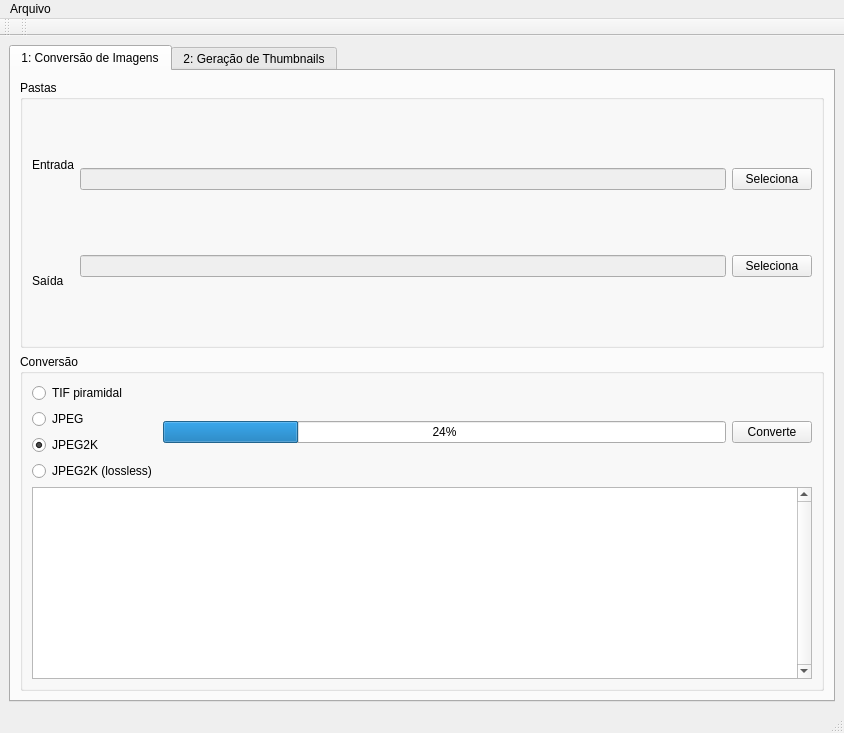
Qt form knoma-converter.ui (KNOMA-LAB/knoma-converter) before a commit.
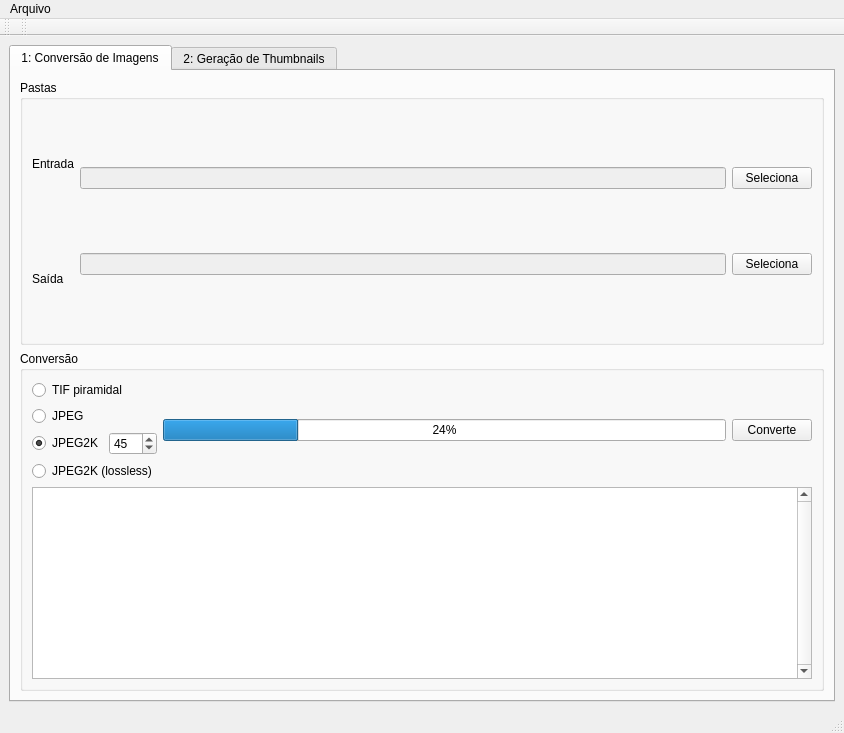
The same form after that commit.

Commit message: Added quality spinbox to jpeg 2k format radio button

```diff
--- a/knoma-converter.ui
+++ b/knoma-converter.ui
@@ -185,6 +185,8 @@
                   </widget>
                  </item>
                  <item>
+                  <layout class="QHBoxLayout" name="horizontalLayout_4">
+                   <item>
                   <widget class="QRadioButton" name="radioButton">
                    <property name="toolTip">
                     <string>JPEG 2000 com fator de qualidade 45% (ideal para scans de texto)</string>
@@ -199,6 +201,21 @@
                     <string notr="true">buttonGroup</string>
                    </attribute>
                   </widget>
+                   </item>
+                   <item>
+                    <widget class="QSpinBox" name="spinBox">
+                     <property name="toolTip">
+                      <string>&lt;html&gt;&lt;head/&gt;&lt;body&gt;&lt;p&gt;Qualidade da compressão (1-99): &lt;/p&gt;&lt;p&gt;Quanto menor o valor, menor o tamanho do arquivo resultante, porém maior a distorção na imagem.&lt;/p&gt;&lt;p&gt;O valor ideal depende da foto sendo comprimida, na dúvida, use o valor padrão.&lt;/p&gt;&lt;/body&gt;&lt;/html&gt;</string>
+                     </property>
+                     <property name="minimum">
+                      <number>1</number>
+                     </property>
+                     <property name="value">
+                      <number>45</number>
+                     </property>
+                    </widget>
+                   </item>
+                  </layout>
                  </item>
                  <item>
                   <widget class="QRadioButton" name="radioButton_4">
```
Left out of the diff: 8 changed lines with no effect on the pictures. Lines whose indentation alone changed are shown as unchanged. The commit also changes 2 other files.
